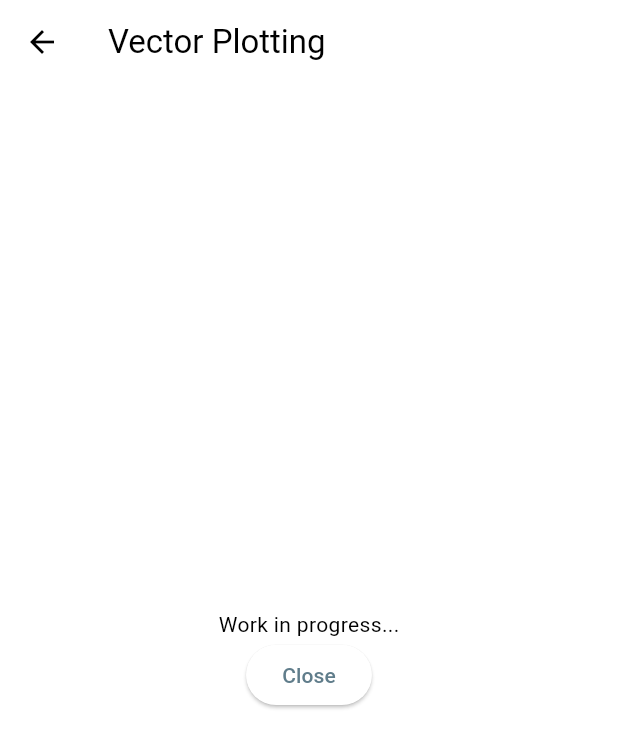
After one commit to wbigoljr/ngspice-flutter, a Flutter app: the VPlotter screen opened directly, on a phone screen of 412 x 824 dp. The commit adds this screen. Shown: the top 748 px of the screen. Run offline on Flutter 3.47's test engine with Material 3 defaults, Android fonts, the phone set to English and light mode, and no system bars; our stand-ins replace shared_preferences; missing offline and left inert: compute, dart:ffi, menu_bar, window_manager; accounts and stored records are empty.

Commit message:
Getting ready to plot vectors.

```diff
--- /dev/null
+++ b/lib/vplotter.dart
@@ -0,0 +1,28 @@
+import 'package:flutter/material.dart';
+//import 'package:desktop_multi_window/desktop_multi_window.dart';
+
+class VPlotter extends StatelessWidget {
+  final String data;
+  const VPlotter({super.key, required this.data});
+
+  @override
+  Widget build(BuildContext context) {
+    return Scaffold(
+      appBar: AppBar(title: const Text('Vector Plotting')),
+      body: Center(
+        child: Column(
+          mainAxisAlignment: MainAxisAlignment.center,
+          children: [
+            const Text('Work in progress...'),
+            ElevatedButton(
+              onPressed: () {
+                Navigator.of(context).pop();
+              },
+              child: const Text('Close'),
+            ),
+          ],
+        ),
+      ),
+    );
+  }
+}
```
Also changed, not shown: lib/main.dart (+10 -2 lines), lib/ngspice.dart (+35 -18 lines).
